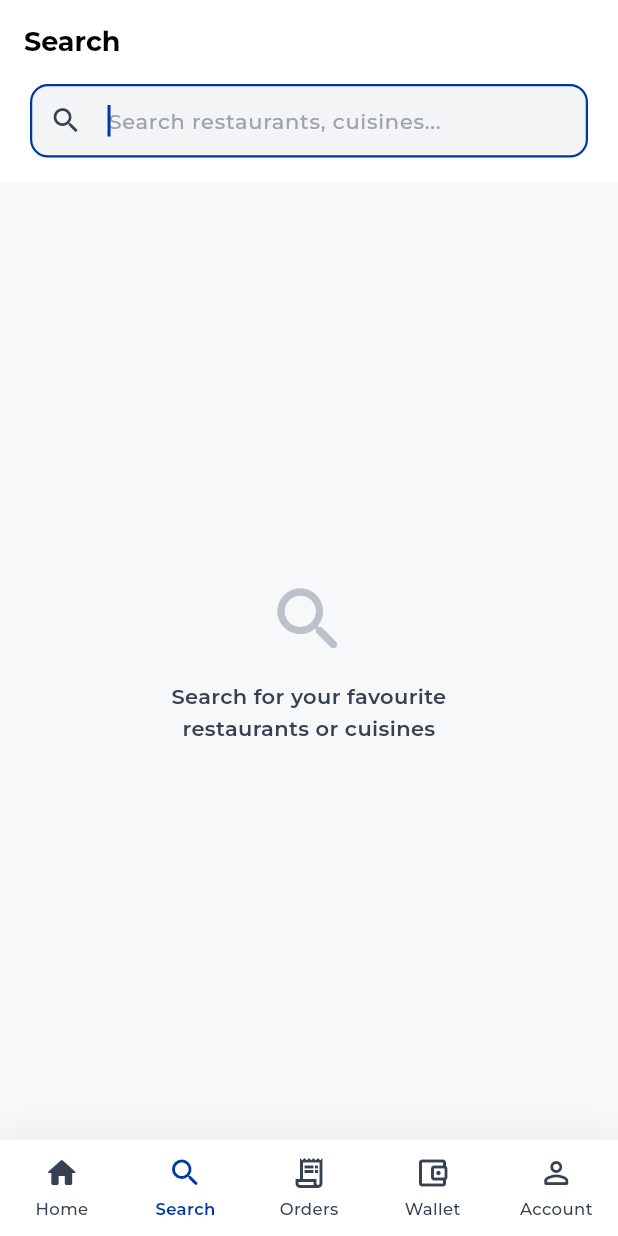
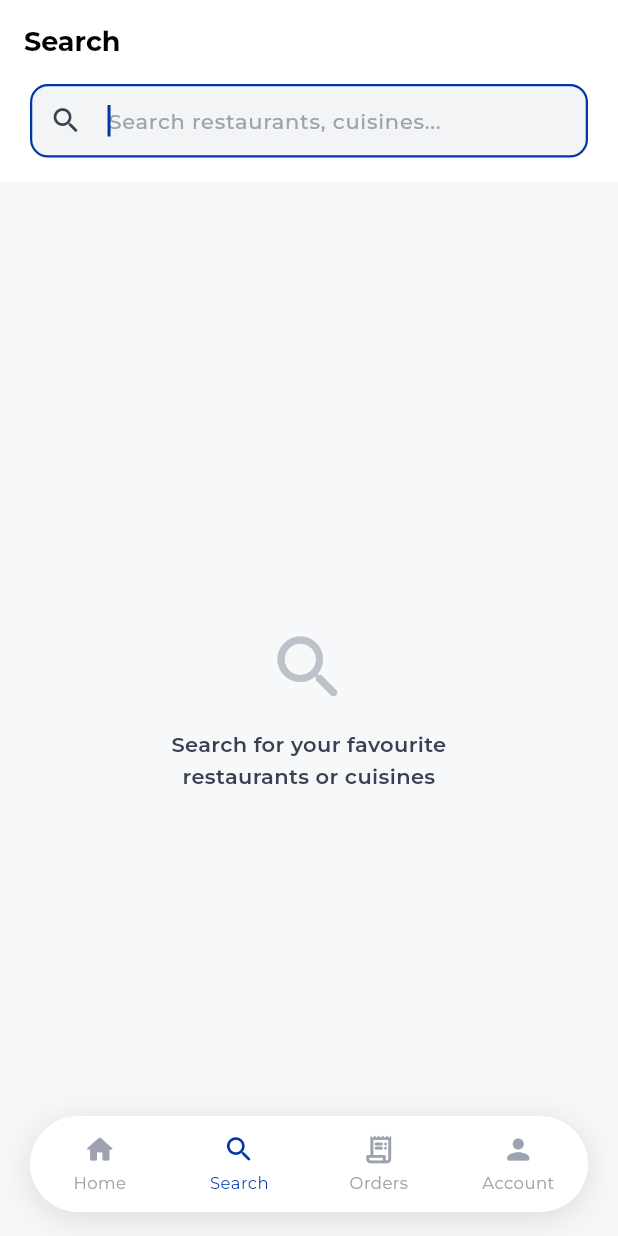
Before and after one commit to masteribro/customer_delivery_app, a Flutter app: the HomeShell screen opened directly with empty values, item 2 of the bottom bar chosen, on a phone screen of 412 x 824 dp. Run offline on Flutter 3.47's test engine with Material 3 defaults, Android fonts, the phone set to English and light mode, and no system bars; our stand-ins replace cloud_firestore, equatable, firebase_auth, firebase_core, flutter_bloc, flutter_screenutil and 2 more; accounts and stored records are empty.

Commit message:
feat: redesign bottom navigation bar and update home shell layout
- Refactor `HomeShell` to use a floating, rounded navigation bar with custom padding and shadows.
- Consolidate navigation items from five to four: Home, Search, Orders, and Account.
- Merge the "Wallet" and "Profile" routes under the "Account" navigation index.
- Replace `_CartNavItem` with a standard `_NavItem` for Orders.
- Introduce `_AccountNavItem` which dynamically displays the user's profile picture from `AuthCubit` or a fallback icon.
- Update `_NavItem` styling with adjusted typography, colors (using `0xFF9CA3AF` for inactive states), and `Expanded` layout for even spacing.
- Enable `extendBody` in `Scaffold` and use `Colors.transparent` for the navigation bar container to support the floating appearance.

```diff
--- a/lib/presentation/screens/home/home_shell.dart
+++ b/lib/presentation/screens/home/home_shell.dart
@@ -2,7 +2,7 @@ import 'package:flutter/material.dart';
 import 'package:flutter_bloc/flutter_bloc.dart';
 import 'package:go_router/go_router.dart';
 import '../../../core/theme/app_colors.dart';
-import '../../bloc/cart/cart_cubit.dart';
+import '../../bloc/auth/auth_cubit.dart';
 
 class HomeShell extends StatelessWidget {
   final Widget child;
@@ -13,33 +13,42 @@ class HomeShell extends StatelessWidget {
     final location = GoRouterState.of(context).uri.path;
     if (location.startsWith('/search')) return 1;
     if (location.startsWith('/orders')) return 2;
-    if (location.startsWith('/wallet')) return 3;
-    if (location.startsWith('/profile')) return 4;
+    if (location.startsWith('/profile') || location.startsWith('/wallet')) {
+      return 3;
+    }
     return 0;
   }
 
   @override
   Widget build(BuildContext context) {
     final index = _currentIndex(context);
+    final bottom = MediaQuery.of(context).padding.bottom;
 
     return Scaffold(
+      extendBody: true,
       body: child,
       bottomNavigationBar: Container(
-        decoration: const BoxDecoration(
+        color: Colors.transparent,
+        padding: EdgeInsets.only(
+          left: 20,
+          right: 20,
+          bottom: bottom > 0 ? bottom : 16,
+          top: 8,
+        ),
+        child: Container(
+          height: 64,
+          decoration: BoxDecoration(
             color: AppColors.white,
+            borderRadius: BorderRadius.circular(40),
             boxShadow: [
               BoxShadow(
-              color: AppColors.shadow,
-              blurRadius: 16,
-              offset: Offset(0, -4),
+                color: Colors.black.withValues(alpha: 0.12),
+                blurRadius: 20,
+                offset: const Offset(0, 4),
               ),
             ],
           ),
-        child: SafeArea(
-          child: SizedBox(
-            height: 64,
           child: Row(
-              mainAxisAlignment: MainAxisAlignment.spaceAround,
             children: [
               _NavItem(
                 icon: Icons.home_rounded,
@@ -53,24 +62,17 @@ class HomeShell extends StatelessWidget {
                 isActive: index == 1,
                 onTap: () => context.go('/search'),
               ),
-                _CartNavItem(
+              _NavItem(
+                icon: Icons.receipt_long_rounded,
+                label: 'Orders',
                 isActive: index == 2,
                 onTap: () => context.go('/orders'),
               ),
-                _NavItem(
-                  icon: Icons.account_balance_wallet_outlined,
-                  label: 'Wallet',
+              _AccountNavItem(
                 isActive: index == 3,
-                  onTap: () => context.go('/wallet'),
-                ),
-                _NavItem(
-                  icon: Icons.person_outline_rounded,
-                  label: 'Account',
-                  isActive: index == 4,
                 onTap: () => context.go('/profile'),
               ),
             ],
-            ),
           ),
         ),
       ),
@@ -93,27 +95,25 @@ class _NavItem extends StatelessWidget {
 
   @override
   Widget build(BuildContext context) {
-    return GestureDetector(
+    final color = isActive ? AppColors.primary : const Color(0xFF9CA3AF);
+
+    return Expanded(
+      child: GestureDetector(
         onTap: onTap,
         behavior: HitTestBehavior.opaque,
-      child: SizedBox(
-        width: 64,
         child: Column(
-          mainAxisSize: MainAxisSize.min,
+          mainAxisAlignment: MainAxisAlignment.center,
           children: [
-            Icon(
-              icon,
-              size: 24,
-              color: isActive ? AppColors.primary : AppColors.textSecondary,
-            ),
-            const SizedBox(height: 4),
+            Icon(icon, size: 22, color: color),
+            const SizedBox(height: 3),
             Text(
               label,
               style: TextStyle(
                 fontFamily: 'Montserrat',
                 fontSize: 11,
-                fontWeight: isActive ? FontWeight.w600 : FontWeight.w500,
-                color: isActive ? AppColors.primary : AppColors.textSecondary,
+                fontWeight: FontWeight.w400,
+                letterSpacing: 0.3,
+                color: color,
               ),
             ),
           ],
@@ -123,66 +123,59 @@ class _NavItem extends StatelessWidget {
   }
 }
 
-class _CartNavItem extends StatelessWidget {
+class _AccountNavItem extends StatelessWidget {
   final bool isActive;
   final VoidCallback onTap;
 
-  const _CartNavItem({required this.isActive, required this.onTap});
+  const _AccountNavItem({required this.isActive, required this.onTap});
 
   @override
   Widget build(BuildContext context) {
-    return GestureDetector(
+    final color = isActive ? AppColors.primary : const Color(0xFF9CA3AF);
+
+    return Expanded(
+      child: GestureDetector(
         onTap: onTap,
         behavior: HitTestBehavior.opaque,
-      child: SizedBox(
-        width: 64,
         child: Column(
-          mainAxisSize: MainAxisSize.min,
+          mainAxisAlignment: MainAxisAlignment.center,
           children: [
-            BlocBuilder<CartCubit, CartState>(
+            BlocBuilder<AuthCubit, AuthState>(
               builder: (context, state) {
-                return Stack(
-                  clipBehavior: Clip.none,
-                  children: [
-                    Icon(
-                      Icons.receipt_long_outlined,
-                      size: 24,
-                      color: isActive
-                          ? AppColors.primary
-                          : AppColors.textSecondary,
+                final photoUrl = state is AuthAuthenticated
+                    ? state.user.photoUrl
+                    : null;
+
+                if (photoUrl != null) {
+                  return Container(
+                    width: 22,
+                    height: 22,
+                    decoration: BoxDecoration(
+                      shape: BoxShape.circle,
+                      border: Border.all(
+                        color: color,
+                        width: 1.5,
                       ),
-                    if (state.hasItems)
-                      Positioned(
-                        right: -6,
-                        top: -4,
-                        child: Container(
-                          padding: const EdgeInsets.all(4),
-                          decoration: const BoxDecoration(
-                            color: AppColors.error,
-                            shape: BoxShape.circle,
-                          ),
-                          child: Text(
-                            '${state.itemCount}',
-                            style: const TextStyle(
-                              fontSize: 9,
-                              fontWeight: FontWeight.w700,
-                              color: AppColors.white,
+                      image: DecorationImage(
+                        image: NetworkImage(photoUrl),
+                        fit: BoxFit.cover,
                       ),
                     ),
-                        ),
-                      ),
-                  ],
                   );
+                }
+
+                return Icon(Icons.person_rounded, size: 22, color: color);
               },
             ),
-            const SizedBox(height: 4),
+            const SizedBox(height: 3),
             Text(
-              'Orders',
+              'Account',
               style: TextStyle(
                 fontFamily: 'Montserrat',
                 fontSize: 11,
-                fontWeight: isActive ? FontWeight.w600 : FontWeight.w500,
-                color: isActive ? AppColors.primary : AppColors.textSecondary,
+                fontWeight: FontWeight.w400,
+                letterSpacing: 0.3,
+                color: color,
               ),
             ),
           ],
```
Lines whose indentation alone changed are shown as unchanged.
